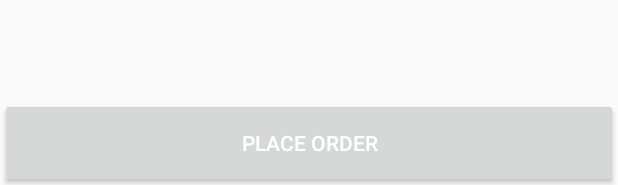
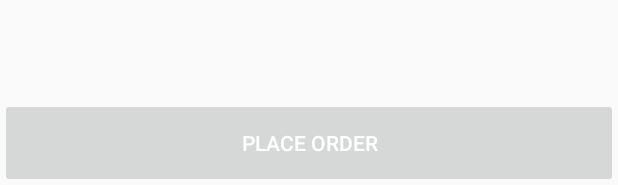
Before and after one commit to neeluchawla/ChawlaShop, an Android app: the layout activity_menu.xml on its own in the app's theme, with its tools: preview values and no code run, on a phone screen of 412 x 824 dp. Shown: the part 1048-1233 px from the top of the screen. Run offline under Robolectric (Android 15) with nearby library versions, the phone set to English and light mode, and no system bars.

Commit message:
extract the string resource

```diff
--- a/app/src/main/res/layout/activity_menu.xml
+++ b/app/src/main/res/layout/activity_menu.xml
@@ -58,9 +58,10 @@
         android:layout_height="60dp"
         android:layout_width="match_parent"
         android:onClick="insertOrder"
-        android:text="Place Order"
+        android:text="@string/place_order"
         android:textColor="@android:color/white"
-        android:theme="@style/AppTheme">
+        android:theme="@style/AppTheme"
+        android:enabled="false">
 
     </Button>
 </RelativeLayout>
--- a/app/src/main/res/layout/saladcardview.xml
+++ b/app/src/main/res/layout/saladcardview.xml
@@ -26,7 +26,7 @@
                 android:layout_height="wrap_content"
                 android:layout_marginLeft="5dp"
                 android:layout_toRightOf="@id/imageView"
-                android:text="Salad name"
+                android:text="@string/salad_name"
                 android:textAppearance="@style/Base.TextAppearance.AppCompat.Small"
                 android:textColor="#000000" />
 
@@ -38,14 +38,13 @@
                 android:layout_marginLeft="5dp"
                 android:layout_marginTop="5dp"
                 android:layout_toRightOf="@id/imageView"
-                android:text="Salad Description"
+                android:text="@string/salad_description"
                 android:textAppearance="@style/Base.TextAppearance.AppCompat.Small" />
 
             <ImageView
                 android:id="@+id/addQuantity"
                 android:layout_width="30dp"
                 android:layout_height="20dp"
-
                 android:layout_below="@id/textViewDesc"
                 android:layout_marginLeft="22dp"
                 android:layout_marginTop="5dp"
@@ -72,7 +71,6 @@
                 android:id="@+id/reduceQuantity"
                 android:layout_width="30dp"
                 android:layout_height="30dp"
-
                 android:layout_below="@id/textViewDesc"
                 android:layout_marginLeft="17dp"
                 android:layout_marginTop="3dp"
--- a/app/src/main/res/values/strings.xml
+++ b/app/src/main/res/values/strings.xml
@@ -2,4 +2,7 @@
     <string name="app_name">ChawlaShop</string>
     <string name="my_app_name">Welcome To Salad Bar</string>
     <string name="click_Me">Click Me for Salad Experience</string>
+    <string name="place_order">Place Order</string>
+    <string name="salad_name">Salad name</string>
+    <string name="salad_description">Salad Description</string>
 </resources>
--- a/app/src/main/res/values/styles.xml
+++ b/app/src/main/res/values/styles.xml
@@ -7,5 +7,7 @@
         <item name="colorPrimaryDark">@color/colorPrimaryDark</item>
         <item name="colorAccent">@color/colorAccent</item>
     </style>
-
+    <style name="GreenText" parent="TextAppearance.AppCompat">
+        <item name="android:textColor">#00FF00</item>
+    </style>
 </resources>
```
